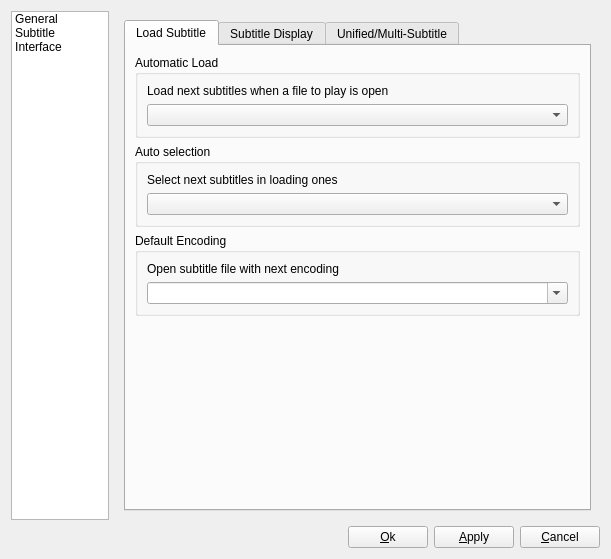
Above: src/cmplayer/ui/pref_dialog.ui from bylee20/cmplayer-kldp.net before the change. Below: the same form after it.
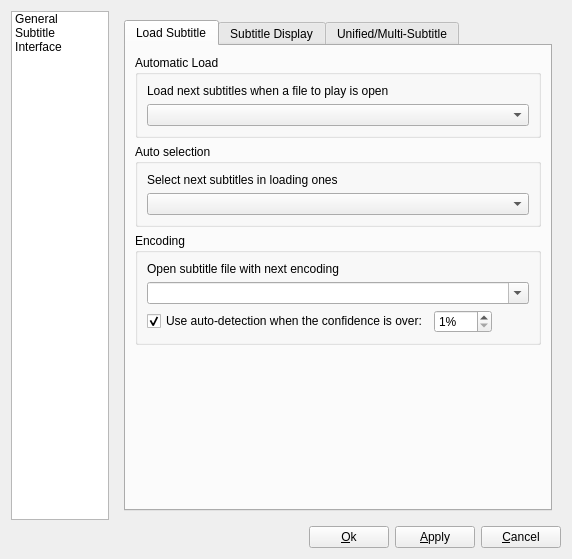
That is the form after the change. The open tabs and pages were chosen to show the change. Icons and pictures are not drawn. Custom widgets are drawn as their Qt base class.

Diff of the .ui file:
```diff
--- a/src/cmplayer/ui/pref_dialog.ui
+++ b/src/cmplayer/ui/pref_dialog.ui
@@ -5,7 +5,7 @@
    <rect>
     <x>0</x>
     <y>0</y>
-    <width>611</width>
+    <width>572</width>
     <height>559</height>
    </rect>
   </property>
@@ -477,7 +477,7 @@
             <attribute name="title" >
              <string>Load Subtitle</string>
             </attribute>
-            <layout class="QVBoxLayout" name="verticalLayout_6" >
+            <layout class="QVBoxLayout" name="verticalLayout_9" >
              <item>
               <widget class="QGroupBox" name="groupBox_3" >
                <property name="title" >
@@ -527,12 +527,12 @@
              <item>
               <widget class="QGroupBox" name="auto_load_group" >
                <property name="title" >
-                <string>Default Encoding</string>
+                <string>Encoding</string>
                </property>
                <property name="checkable" >
                 <bool>false</bool>
                </property>
-               <layout class="QVBoxLayout" name="verticalLayout_9" >
+               <layout class="QVBoxLayout" name="verticalLayout_6" >
                 <item>
                  <widget class="QLabel" name="label_5" >
                   <property name="text" >
@@ -550,6 +550,49 @@
                   </property>
                  </widget>
                 </item>
+                <item>
+                 <layout class="QHBoxLayout" name="horizontalLayout_8" >
+                  <item>
+                   <widget class="QCheckBox" name="subEncAutoDet" >
+                    <property name="text" >
+                     <string>Use auto-detection when the confidence is over:</string>
+                    </property>
+                    <property name="checked" >
+                     <bool>true</bool>
+                    </property>
+                   </widget>
+                  </item>
+                  <item>
+                   <widget class="QSpinBox" name="subConf" >
+                    <property name="accelerated" >
+                     <bool>true</bool>
+                    </property>
+                    <property name="suffix" >
+                     <string>%</string>
+                    </property>
+                    <property name="minimum" >
+                     <number>1</number>
+                    </property>
+                    <property name="maximum" >
+                     <number>100</number>
+                    </property>
+                   </widget>
+                  </item>
+                  <item>
+                   <spacer name="horizontalSpacer_11" >
+                    <property name="orientation" >
+                     <enum>Qt::Horizontal</enum>
+                    </property>
+                    <property name="sizeHint" stdset="0" >
+                     <size>
+                      <width>0</width>
+                      <height>0</height>
+                     </size>
+                    </property>
+                   </spacer>
+                  </item>
+                 </layout>
+                </item>
                </layout>
               </widget>
              </item>
```
Left out of the diff: 30 changed lines with no effect on the pictures.
